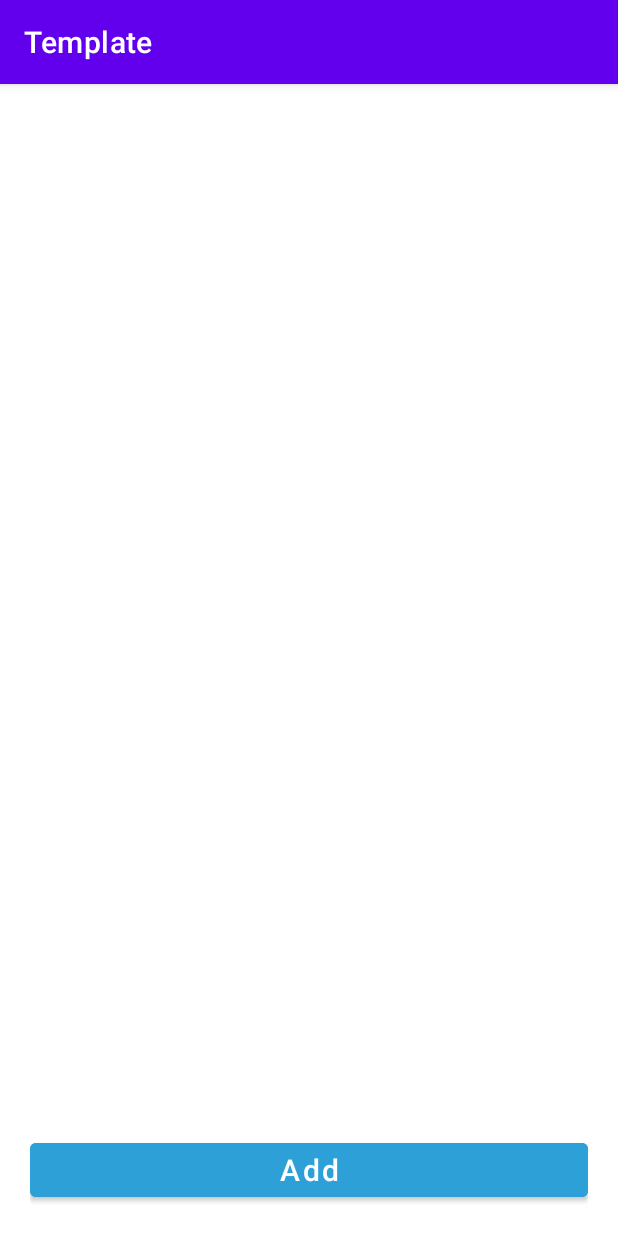
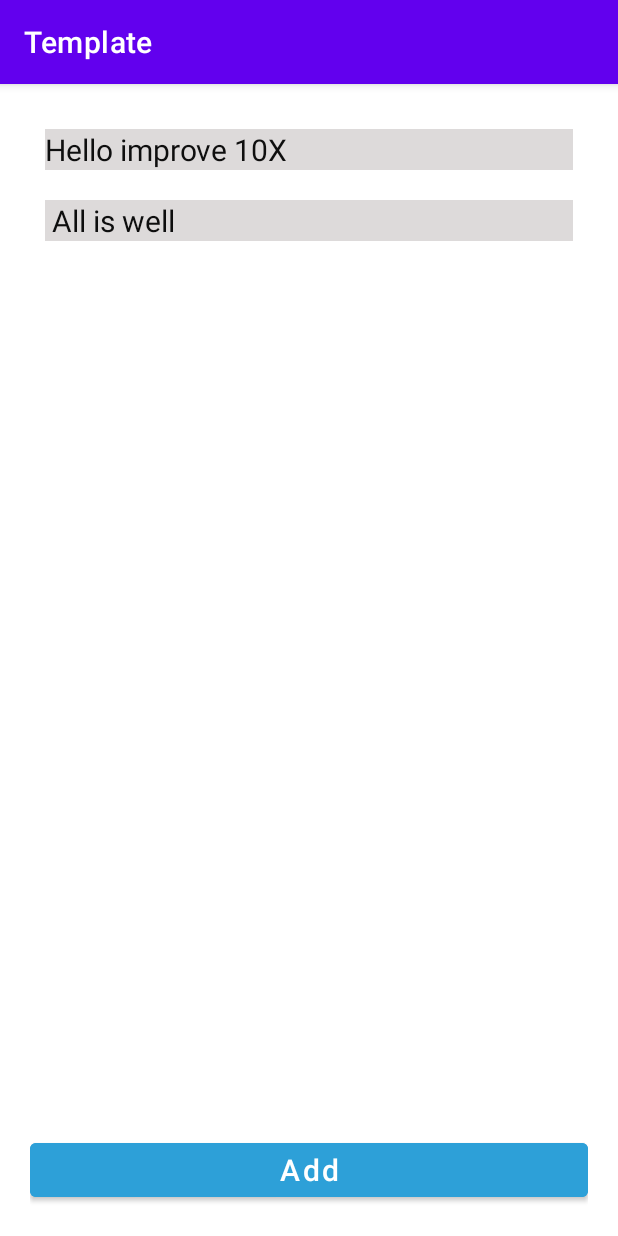
Before and after one commit to vinod-kumar-impove10x/AdvancedTemplate, an Android app: the screen it shows after launch (TemplateActivity), on a phone screen of 412 x 824 dp. Run offline under Robolectric (Android 15) with nearby library versions, the phone set to English and light mode, and no system bars.

Commit message:
Developed RecyclerView , Adapter & ViewHolder.

```diff
--- a/app/src/main/java/com/example/advancedtemplate/TemplateActivity.java
+++ b/app/src/main/java/com/example/advancedtemplate/TemplateActivity.java
@@ -1,6 +1,7 @@
 package com.example.advancedtemplate;
 
 import androidx.appcompat.app.AppCompatActivity;
+import androidx.recyclerview.widget.LinearLayoutManager;
 import androidx.recyclerview.widget.RecyclerView;
 
 import android.os.Bundle;
@@ -21,7 +22,16 @@ public class TemplateActivity extends AppCompatActivity {
         setContentView(R.layout.activity_template);
         getSupportActionBar().setTitle("Template");
         setupDta();
+        setupTemplates();
 
+    }
+
+    private void setupTemplates() {
+        templateRv = findViewById(R.id.template_rv);
+        templateRv.setLayoutManager(new LinearLayoutManager(this));
+        templateAdapter = new TemplateAdapter();
+        templateAdapter.setData(templates);
+        templateRv.setAdapter(templateAdapter);
     }
 
     private void setupDta() {
--- a/app/src/main/java/com/example/advancedtemplate/TemplateAdapter.java
+++ b/app/src/main/java/com/example/advancedtemplate/TemplateAdapter.java
@@ -1,25 +1,37 @@
 package com.example.advancedtemplate;
 
+import android.view.LayoutInflater;
+import android.view.View;
 import android.view.ViewGroup;
 
 import androidx.annotation.NonNull;
 import androidx.recyclerview.widget.RecyclerView;
 
+import java.util.ArrayList;
+
 public class TemplateAdapter extends RecyclerView.Adapter<TemplateViewHolder> {
+
+    public ArrayList<Template> templates;
+
+    public void setData(ArrayList<Template> templateList) {templates = templateList;}
 
     @NonNull
     @Override
     public TemplateViewHolder onCreateViewHolder(@NonNull ViewGroup parent, int viewType) {
-        return null;
+        View view = LayoutInflater.from(parent.getContext()).inflate(R.layout.template_item,parent,false);
+        TemplateViewHolder templateViewAdapter = new TemplateViewHolder(view);
+        return templateViewAdapter;
     }
 
     @Override
     public void onBindViewHolder(@NonNull TemplateViewHolder holder, int position) {
+        Template template = templates.get(position);
+        holder.messageText.setText(template.message);
 
     }
 
     @Override
     public int getItemCount() {
-        return 0;
+        return templates.size();
     }
 }
--- a/app/src/main/java/com/example/advancedtemplate/TemplateViewHolder.java
+++ b/app/src/main/java/com/example/advancedtemplate/TemplateViewHolder.java
@@ -1,14 +1,18 @@
 package com.example.advancedtemplate;
 
 import android.view.View;
+import android.widget.TextView;
 
 import androidx.annotation.NonNull;
 import androidx.recyclerview.widget.RecyclerView;
 
 public class TemplateViewHolder extends RecyclerView.ViewHolder {
 
+    public TextView messageText;
 
     public TemplateViewHolder(@NonNull View itemView) {
         super(itemView);
+
+        messageText = itemView.findViewById(R.id.message_txt);
     }
 }
--- a/app/src/main/res/layout/activity_template.xml
+++ b/app/src/main/res/layout/activity_template.xml
@@ -9,14 +9,14 @@
     tools:context=".TemplateActivity">
 
     <LinearLayout
-        android:id="@+id/template_rv"
+
         android:layout_width="match_parent"
         android:layout_height="match_parent"
         android:layout_weight="1"
         android:orientation="vertical">
 
         <androidx.recyclerview.widget.RecyclerView
-            android:id="@+id/tempalte_rv"
+            android:id="@+id/template_rv"
             android:layout_width="match_parent"
             android:layout_height="match_parent">
 
--- a/app/src/main/res/layout/template_item.xml
+++ b/app/src/main/res/layout/template_item.xml
@@ -1,9 +1,9 @@
 <?xml version="1.0" encoding="utf-8"?>
 <LinearLayout xmlns:android="http://schemas.android.com/apk/res/android"
     android:layout_width="match_parent"
-    android:layout_height="match_parent"
+    android:layout_height="wrap_content"
     android:orientation="vertical"
-    android:padding="20dp">
+    android:padding="10dp">
 
     <TextView
         android:id="@+id/message_txt"
```
